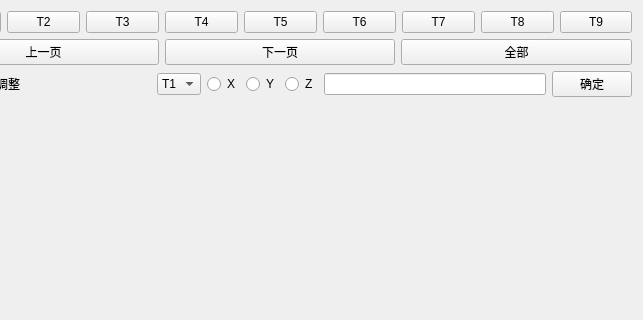
The window that MineEarthquakeDemo10/showchart.ui (HaiUgo/MineEarthquakeDemo) describes before a commit, drawn with Qt 5; both pictures show x 83 to 726 and y 0 to 320 of the 726 by 622 pixel window.
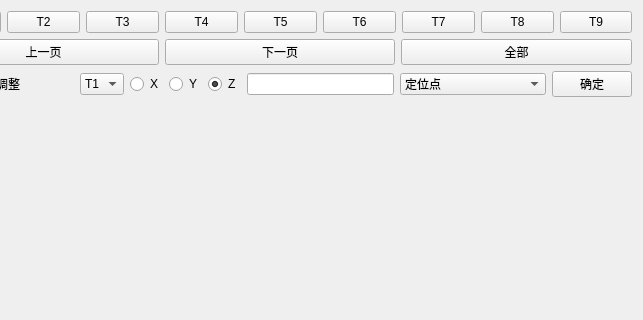
The same window after the commit.

```diff
--- a/MineEarthquakeDemo10/showchart.ui
+++ b/MineEarthquakeDemo10/showchart.ui
@@ -221,6 +221,9 @@
          <property name="text">
           <string>Z</string>
          </property>
+         <property name="checked">
+          <bool>true</bool>
+         </property>
         </widget>
        </item>
        <item>
@@ -233,6 +236,21 @@
          </property>
         </widget>
        </item>
+       <item>
+        <widget class="QComboBox" name="comboBox_2">
+         <property name="sizePolicy">
+          <sizepolicy hsizetype="Expanding" vsizetype="Fixed">
+           <horstretch>0</horstretch>
+           <verstretch>0</verstretch>
+          </sizepolicy>
+         </property>
+         <item>
+          <property name="text">
+           <string>定位点</string>
+          </property>
+         </item>
+        </widget>
+       </item>
        <item>
         <widget class="QPushButton" name="saveModifiedPWave">
          <property name="text">
```
